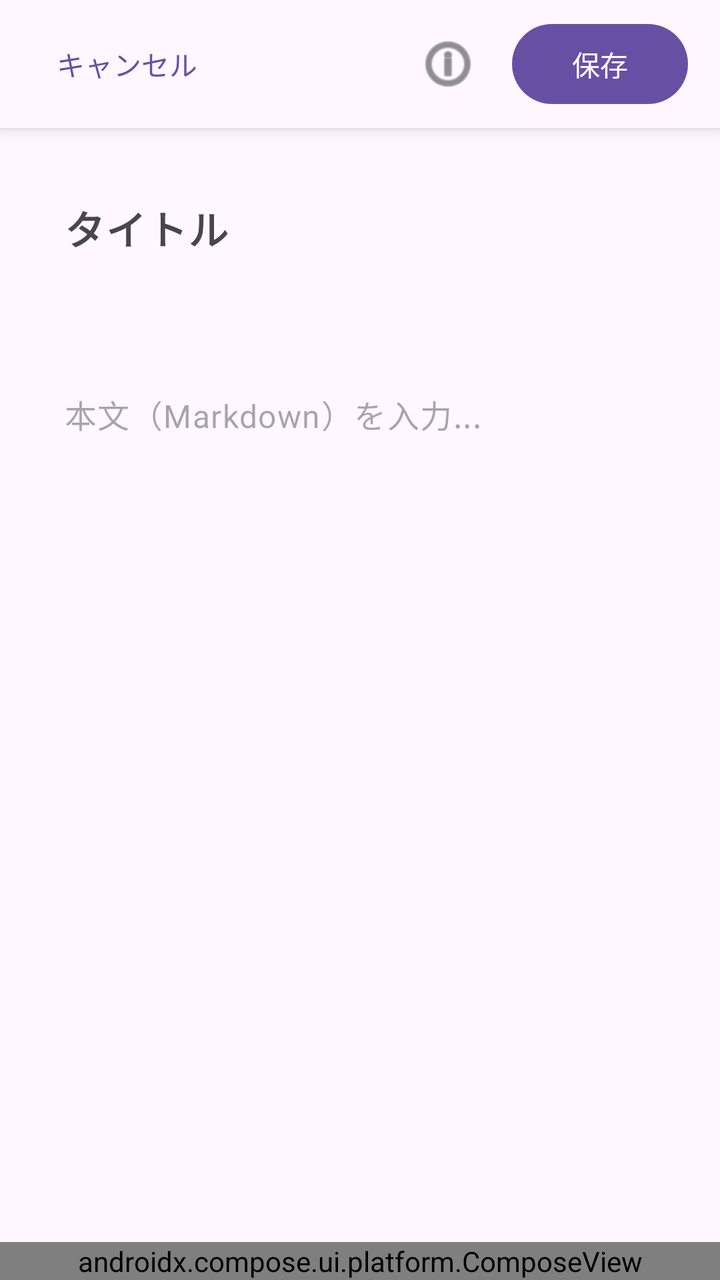
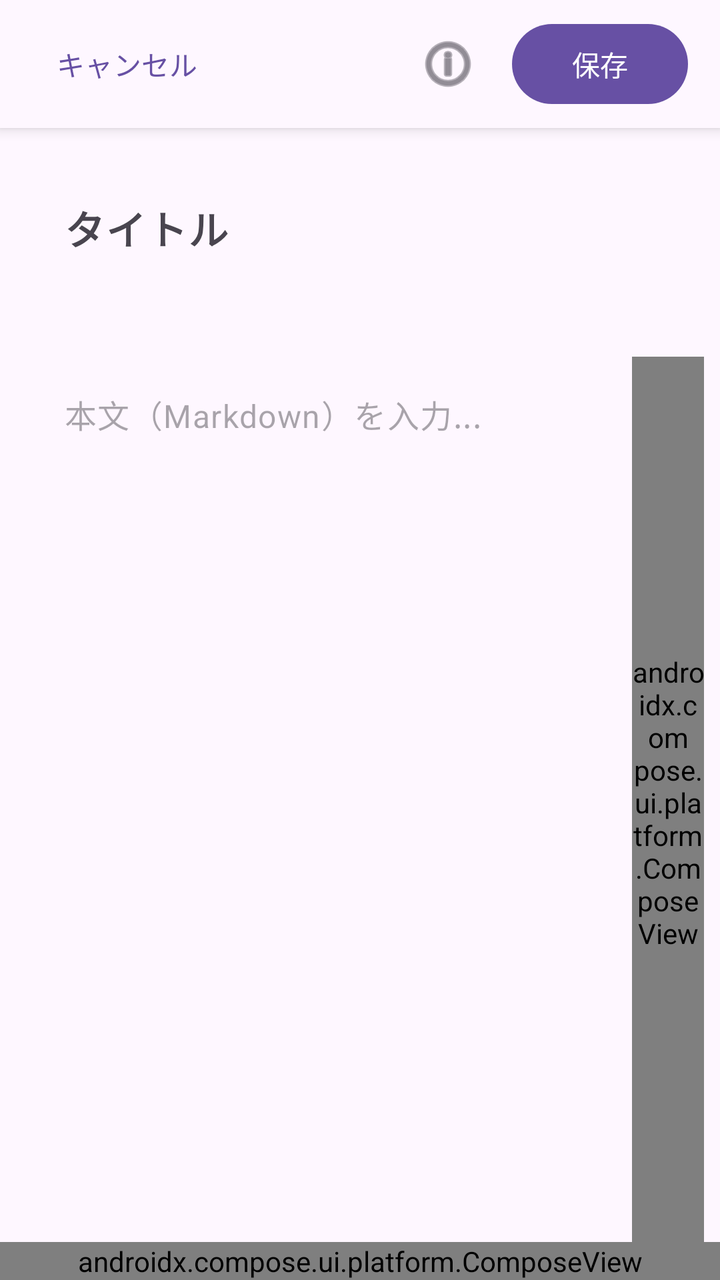

An Android layout rendered at two revisions. The XML below is the earlier revision; the diff shows what the commit changed to produce the second picture.
<!-- AndroidManifest.xml: application theme Theme.MemoApp -->
<!-- res/layout/fragment_log_item.xml -->
<?xml version="1.0" encoding="utf-8"?>
<androidx.constraintlayout.widget.ConstraintLayout xmlns:android="http://schemas.android.com/apk/res/android"
    xmlns:app="http://schemas.android.com/apk/res-auto"
    android:layout_width="match_parent"
    android:layout_height="match_parent">

    
    <LinearLayout
        android:id="@+id/log_item_sticky_actions"
        android:layout_width="0dp"
        android:layout_height="wrap_content"
        android:background="?attr/colorSurface"
        android:elevation="4dp"
        android:gravity="center_vertical"
        android:orientation="horizontal"
        android:paddingStart="16dp"
        android:paddingTop="8dp"
        android:paddingEnd="16dp"
        android:paddingBottom="8dp"
        app:layout_constraintEnd_toEndOf="parent"
        app:layout_constraintStart_toStartOf="parent"
        app:layout_constraintTop_toTopOf="parent">

        <Button
            android:id="@+id/button_cancel_log_item"
            style="@style/Widget.Material3.Button.TextButton"
            android:layout_width="wrap_content"
            android:layout_height="wrap_content"
            android:text="キャンセル" />

        <Space
            android:layout_width="0dp"
            android:layout_height="1dp"
            android:layout_weight="1" />

        <ImageButton
            android:id="@+id/button_log_item_info"
            android:layout_width="48dp"
            android:layout_height="48dp"
            android:background="?attr/selectableItemBackgroundBorderless"
            android:contentDescription="詳細"
            android:src="@android:drawable/ic_menu_info_details"
            app:tint="?attr/colorOnSurfaceVariant" />

        <Button
            android:id="@+id/button_save_log_item"
            android:layout_width="wrap_content"
            android:layout_height="wrap_content"
            android:layout_marginStart="8dp"
            android:text="保存" />
    </LinearLayout>

    
    <com.google.android.material.textfield.TextInputLayout
        android:id="@+id/layout_log_item_title"
        android:layout_width="0dp"
        android:layout_height="wrap_content"
        android:padding="16dp"
        android:hint="タイトル"
        app:layout_constraintEnd_toEndOf="parent"
        app:layout_constraintStart_toStartOf="parent"
        app:layout_constraintTop_toBottomOf="@id/log_item_sticky_actions">

        <com.google.android.material.textfield.TextInputEditText
            android:id="@+id/edit_log_item_title"
            android:layout_width="match_parent"
            android:layout_height="wrap_content"
            android:background="@android:color/transparent"
            android:inputType="textCapSentences"
            android:textSize="20sp"
            android:textStyle="bold" />
    </com.google.android.material.textfield.TextInputLayout>

    
    <androidx.core.widget.NestedScrollView
        android:id="@+id/scroll_log_item_content"
        android:layout_width="0dp"
        android:layout_height="0dp"
        android:fillViewport="true"
        app:layout_constraintBottom_toBottomOf="parent"
        app:layout_constraintEnd_toEndOf="parent"
        app:layout_constraintStart_toStartOf="parent"
        app:layout_constraintTop_toBottomOf="@id/layout_log_item_title">

        <LinearLayout
            android:layout_width="match_parent"
            android:layout_height="wrap_content"
            android:orientation="vertical"
            android:padding="16dp">

            <com.google.android.material.textfield.TextInputLayout
                android:id="@+id/layout_log_item_content"
                android:layout_width="match_parent"
                android:layout_height="wrap_content"
                app:hintEnabled="false">

                <com.google.android.material.textfield.TextInputEditText
                    android:id="@+id/edit_log_item_content"
                    android:layout_width="match_parent"
                    android:layout_height="wrap_content"
                    android:gravity="top|start"
                    android:background="@android:color/transparent"
                    android:hint="本文（Markdown）を入力..."
                    android:inputType="textMultiLine|textCapSentences"
                    android:minLines="20"
                    android:textSize="16sp" />
            </com.google.android.material.textfield.TextInputLayout>

        </LinearLayout>
    </androidx.core.widget.NestedScrollView>

    <androidx.compose.ui.platform.ComposeView
        android:id="@+id/compose_view_modal"
        android:layout_width="match_parent"
        android:layout_height="wrap_content"
        app:layout_constraintBottom_toBottomOf="parent" />

</androidx.constraintlayout.widget.ConstraintLayout>
<!-- resources referenced by this layout -->
<resources>
  <style name="Theme.MemoApp" parent="Base.Theme.MemoApp" />
  <style name="Base.Theme.MemoApp" parent="Theme.Material3.DayNight.NoActionBar">
          
          
      </style>
</resources>

<!-- the commit's change to res/layout/fragment_log_item.xml (unified diff, before → after) -->
@@ -72,42 +72,56 @@
     </com.google.android.material.textfield.TextInputLayout>
 
     
-    <androidx.core.widget.NestedScrollView
-        android:id="@+id/scroll_log_item_content"
+    <LinearLayout
         android:layout_width="0dp"
         android:layout_height="0dp"
-        android:fillViewport="true"
+        android:orientation="horizontal"
         app:layout_constraintBottom_toBottomOf="parent"
         app:layout_constraintEnd_toEndOf="parent"
         app:layout_constraintStart_toStartOf="parent"
         app:layout_constraintTop_toBottomOf="@id/layout_log_item_title">
 
-        <LinearLayout
-            android:layout_width="match_parent"
-            android:layout_height="wrap_content"
-            android:orientation="vertical"
-            android:padding="16dp">
+        <androidx.core.widget.NestedScrollView
+            android:id="@+id/scroll_log_item_content"
+            android:layout_width="0dp"
+            android:layout_height="match_parent"
+            android:layout_weight="1"
+            android:fillViewport="true">
 
-            <com.google.android.material.textfield.TextInputLayout
-                android:id="@+id/layout_log_item_content"
+            <LinearLayout
                 android:layout_width="match_parent"
                 android:layout_height="wrap_content"
-                app:hintEnabled="false">
+                android:orientation="vertical"
+                android:padding="16dp">
 
-                <com.google.android.material.textfield.TextInputEditText
-                    android:id="@+id/edit_log_item_content"
+                <com.google.android.material.textfield.TextInputLayout
+                    android:id="@+id/layout_log_item_content"
                     android:layout_width="match_parent"
                     android:layout_height="wrap_content"
-                    android:gravity="top|start"
-                    android:background="@android:color/transparent"
-                    android:hint="本文（Markdown）を入力..."
-                    android:inputType="textMultiLine|textCapSentences"
-                    android:minLines="20"
-                    android:textSize="16sp" />
-            </com.google.android.material.textfield.TextInputLayout>
+                    app:hintEnabled="false">
 
-        </LinearLayout>
-    </androidx.core.widget.NestedScrollView>
+                    <com.google.android.material.textfield.TextInputEditText
+                        android:id="@+id/edit_log_item_content"
+                        android:layout_width="match_parent"
+                        android:layout_height="wrap_content"
+                        android:gravity="top|start"
+                        android:background="@android:color/transparent"
+                        android:hint="本文（Markdown）を入力..."
+                        android:inputType="textMultiLine|textCapSentences"
+                        android:minLines="20"
+                        android:textSize="16sp" />
+                </com.google.android.material.textfield.TextInputLayout>
+
+            </LinearLayout>
+        </androidx.core.widget.NestedScrollView>
+
+        <androidx.compose.ui.platform.ComposeView
+            android:id="@+id/compose_view_minimap"
+            android:layout_width="36dp"
+            android:layout_height="match_parent"
+            android:layout_marginVertical="16dp"
+            android:layout_marginEnd="8dp" />
+    </LinearLayout>
 
     <androidx.compose.ui.platform.ComposeView
         android:id="@+id/compose_view_modal"
